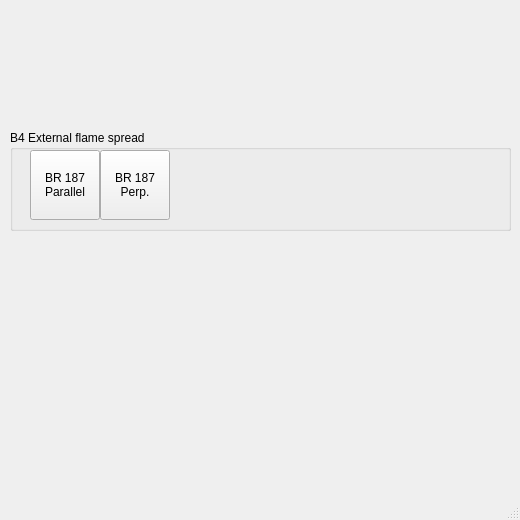
Old version of the form gui/main.ui in the repository fsepy/fseutil.
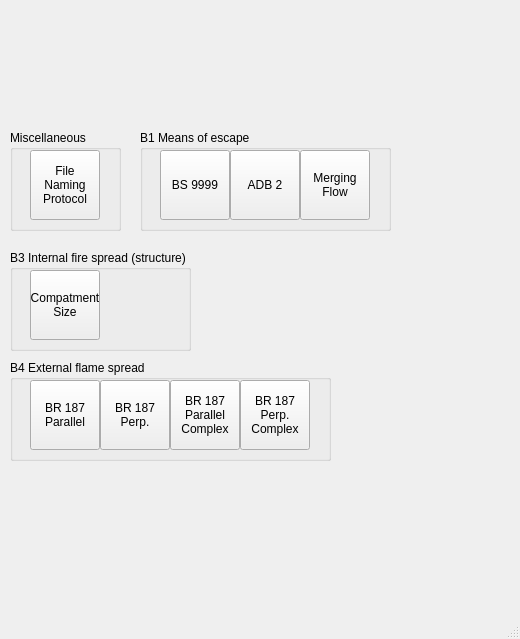
New version of the form. Icons and pictures are not drawn.

The edit to the form file:
```diff
--- a/gui/main.ui
+++ b/gui/main.ui
@@ -7,7 +7,7 @@
     <x>0</x>
     <y>0</y>
     <width>520</width>
-    <height>520</height>
+    <height>639</height>
    </rect>
   </property>
   <property name="windowTitle">
@@ -18,8 +18,8 @@
     <property name="geometry">
      <rect>
       <x>10</x>
-      <y>130</y>
-      <width>501</width>
+      <y>360</y>
+      <width>321</width>
       <height>101</height>
      </rect>
     </property>
@@ -54,6 +54,36 @@
 Perp.</string>
      </property>
     </widget>
+    <widget class="QPushButton" name="b4_01_br187_parallel_4">
+     <property name="geometry">
+      <rect>
+       <x>160</x>
+       <y>20</y>
+       <width>70</width>
+       <height>70</height>
+      </rect>
+     </property>
+     <property name="text">
+      <string>BR 187
+Parallel
+Complex</string>
+     </property>
+    </widget>
+    <widget class="QPushButton" name="b4_01_br187_parallel_5">
+     <property name="geometry">
+      <rect>
+       <x>230</x>
+       <y>20</y>
+       <width>70</width>
+       <height>70</height>
+      </rect>
+     </property>
+     <property name="text">
+      <string>BR 187
+Perp.
+Complex</string>
+     </property>
+    </widget>
    </widget>
    <widget class="QLabel" name="label_logo">
     <property name="geometry">
@@ -71,6 +101,114 @@
      <pixmap>ofr-colour-194_80.png</pixmap>
     </property>
    </widget>
+   <widget class="QGroupBox" name="groupBox_2">
+    <property name="geometry">
+     <rect>
+      <x>10</x>
+      <y>130</y>
+      <width>111</width>
+      <height>101</height>
+     </rect>
+    </property>
+    <property name="title">
+     <string>Miscellaneous</string>
+    </property>
+    <widget class="QPushButton" name="b4_01_br187_parallel_6">
+     <property name="geometry">
+      <rect>
+       <x>20</x>
+       <y>20</y>
+       <width>70</width>
+       <height>70</height>
+      </rect>
+     </property>
+     <property name="text">
+      <string>File
+Naming
+Protocol</string>
+     </property>
+    </widget>
+   </widget>
+   <widget class="QGroupBox" name="groupBox_3">
+    <property name="geometry">
+     <rect>
+      <x>140</x>
+      <y>130</y>
+      <width>251</width>
+      <height>101</height>
+     </rect>
+    </property>
+    <property name="title">
+     <string>B1 Means of escape</string>
+    </property>
+    <widget class="QPushButton" name="b4_01_br187_parallel_2">
+     <property name="geometry">
+      <rect>
+       <x>20</x>
+       <y>20</y>
+       <width>70</width>
+       <height>70</height>
+      </rect>
+     </property>
+     <property name="text">
+      <string>BS 9999</string>
+     </property>
+    </widget>
+    <widget class="QPushButton" name="b4_01_br187_parallel_3">
+     <property name="geometry">
+      <rect>
+       <x>90</x>
+       <y>20</y>
+       <width>70</width>
+       <height>70</height>
+      </rect>
+     </property>
+     <property name="text">
+      <string>ADB 2</string>
+     </property>
+    </widget>
+    <widget class="QPushButton" name="b4_01_br187_parallel_8">
+     <property name="geometry">
+      <rect>
+       <x>160</x>
+       <y>20</y>
+       <width>70</width>
+       <height>70</height>
+      </rect>
+     </property>
+     <property name="text">
+      <string>Merging
+Flow</string>
+     </property>
+    </widget>
+   </widget>
+   <widget class="QGroupBox" name="groupBox_4">
+    <property name="geometry">
+     <rect>
+      <x>10</x>
+      <y>250</y>
+      <width>181</width>
+      <height>101</height>
+     </rect>
+    </property>
+    <property name="title">
+     <string>B3 Internal fire spread (structure)</string>
+    </property>
+    <widget class="QPushButton" name="b4_01_br187_parallel_7">
+     <property name="geometry">
+      <rect>
+       <x>20</x>
+       <y>20</y>
+       <width>70</width>
+       <height>70</height>
+      </rect>
+     </property>
+     <property name="text">
+      <string>Compatment
+Size</string>
+     </property>
+    </widget>
+   </widget>
   </widget>
   <widget class="QStatusBar" name="statusbar"/>
   <action name="actionhello_1">
```
Left out of the diff: 2 changed lines with no effect on the pictures.
